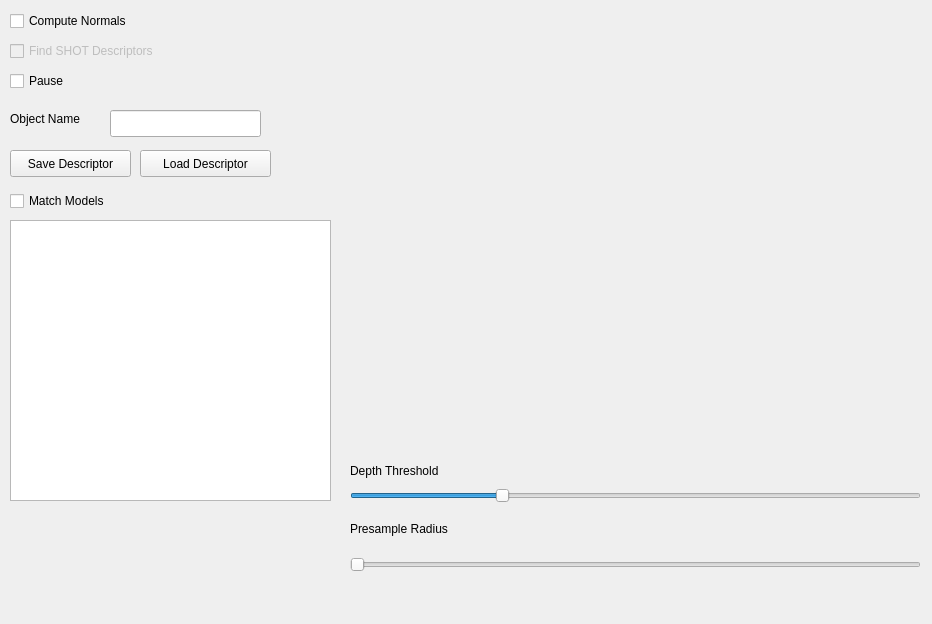
Qt form kpoApp.ui (jbeuckm/kinect_pcl_osc_qt) before a commit.
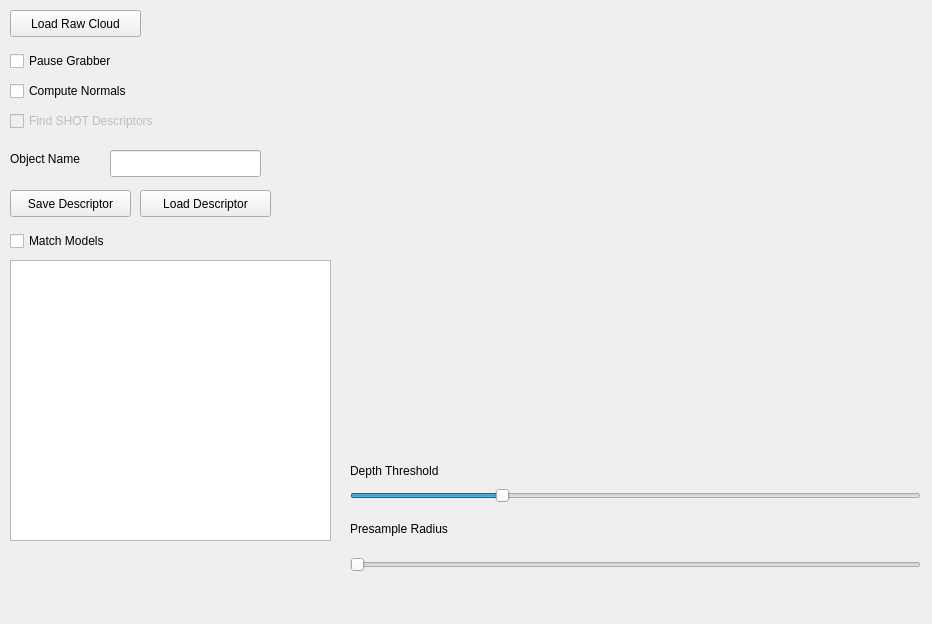
The same form after that commit. Custom widgets are drawn as their Qt base class.

Commit message: building a function to load process show arbitrary pcd file

Diff of the .ui file:
```diff
--- a/kpoApp.ui
+++ b/kpoApp.ui
@@ -108,20 +108,20 @@
     <property name="geometry">
      <rect>
       <x>10</x>
-      <y>70</y>
-      <width>97</width>
+      <y>50</y>
+      <width>131</width>
       <height>22</height>
      </rect>
     </property>
     <property name="text">
-     <string>Pause</string>
+     <string>Pause Grabber</string>
     </property>
    </widget>
    <widget class="QCheckBox" name="computeNormalsCheckbox">
     <property name="geometry">
      <rect>
       <x>10</x>
-      <y>10</y>
+      <y>80</y>
       <width>151</width>
       <height>22</height>
      </rect>
@@ -137,7 +137,7 @@
     <property name="geometry">
      <rect>
       <x>10</x>
-      <y>40</y>
+      <y>110</y>
       <width>181</width>
       <height>22</height>
      </rect>
@@ -150,7 +150,7 @@
     <property name="geometry">
      <rect>
       <x>10</x>
-      <y>150</y>
+      <y>190</y>
       <width>121</width>
       <height>27</height>
      </rect>
@@ -163,7 +163,7 @@
     <property name="geometry">
      <rect>
       <x>110</x>
-      <y>110</y>
+      <y>150</y>
       <width>151</width>
       <height>27</height>
      </rect>
@@ -173,7 +173,7 @@
     <property name="geometry">
      <rect>
       <x>10</x>
-      <y>110</y>
+      <y>150</y>
       <width>91</width>
       <height>17</height>
      </rect>
@@ -186,7 +186,7 @@
     <property name="geometry">
      <rect>
       <x>10</x>
-      <y>190</y>
+      <y>230</y>
       <width>131</width>
       <height>22</height>
      </rect>
@@ -199,7 +199,7 @@
     <property name="geometry">
      <rect>
       <x>10</x>
-      <y>220</y>
+      <y>260</y>
       <width>321</width>
       <height>281</height>
      </rect>
@@ -209,7 +209,7 @@
     <property name="geometry">
      <rect>
       <x>140</x>
-      <y>150</y>
+      <y>190</y>
       <width>131</width>
       <height>27</height>
      </rect>
@@ -247,6 +247,19 @@
      <string>Presample Radius</string>
     </property>
    </widget>
+   <widget class="QPushButton" name="loadRawCloudButton">
+    <property name="geometry">
+     <rect>
+      <x>10</x>
+      <y>10</y>
+      <width>131</width>
+      <height>27</height>
+     </rect>
+    </property>
+    <property name="text">
+     <string>Load Raw Cloud</string>
+    </property>
+   </widget>
   </widget>
  </widget>
  <customwidgets>
```
The commit also changes 4 other files.
